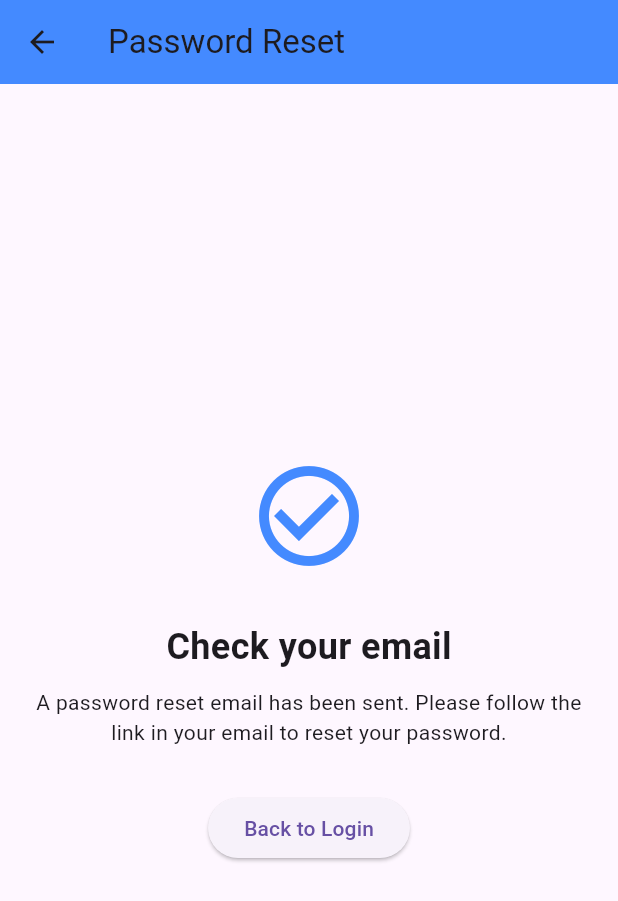
After one commit to P-KL20/on_point, a Flutter app: the ResetConfirmationScreen screen opened by its route, on a phone screen of 412 x 824 dp. The commit adds this screen. Shown: the top 901 px of the screen. Run offline on Flutter 3.47's test engine with Material 3 defaults, Android fonts, the phone set to English and light mode, and no system bars; our stand-ins replace cloud_firestore, firebase_auth, firebase_core, logger; accounts and stored records are empty; network calls fail.

Commit message:
Implement password reset via email and reset confirmation screen

```diff
--- a/lib/screens/login_screen.dart
+++ b/lib/screens/login_screen.dart
@@ -8,27 +8,61 @@ class LoginScreen extends StatelessWidget {
   final TextEditingController passwordController = TextEditingController();
   final AuthService _authService = AuthService();
 
+  //Login Method
   void _login(BuildContext context) async {
     User? user = await _authService.loginWithEmailOrUsername(
-      emailController.text.trim(), // Can be either email or username
+      emailController.text.trim(),
       passwordController.text.trim(),
     );
 
     if (user != null) {
       ScaffoldMessenger.of(
         context,
-      ).showSnackBar(const SnackBar(content: Text("Login successful!")));
+      ).showSnackBar(SnackBar(content: Text("Login successful!")));
+    } else {
+      showDialog(
+        context: context,
+        builder:
+            (_) => AlertDialog(
+              title: Text("Login Error"),
+              content: Text("Invalid email/username or password."),
+              actions: [
+                TextButton(
+                  onPressed: () => Navigator.pop(context),
+                  child: Text("OK"),
+                ),
+              ],
+            ),
+      );
+    }
+  }
+
+  //Reset Password Method
+  void _resetPassword(BuildContext context) async {
+    final email = emailController.text.trim();
+
+    if (email.isEmpty) {
+      ScaffoldMessenger.of(context).showSnackBar(
+        SnackBar(content: Text("Please enter your email to reset password.")),
+      );
+      return;
+    }
+
+    bool success = await _authService.resetPassword(email);
+
+    if (success) {
+      Navigator.pushNamed(context, '/reset-confirmation');
     } else {
       showDialog(
         context: context,
         builder:
             (context) => AlertDialog(
-              title: const Text("Login Error"),
-              content: const Text("Invalid email/username or password."),
+              title: Text("Error"),
+              content: Text("Failed to send password reset email."),
               actions: [
                 TextButton(
                   onPressed: () => Navigator.pop(context),
-                  child: const Text("OK"),
+                  child: Text("OK"),
                 ),
               ],
             ),
@@ -142,8 +176,8 @@ class LoginScreen extends StatelessWidget {
                   ),
                   const SizedBox(height: 15),
                   GestureDetector(
-                    onTap: () {},
-                    child: const Text(
+                    onTap: () => _resetPassword(context),
+                    child: Text(
                       "Forgot your password?",
                       style: TextStyle(
                         color: Colors.black,
@@ -151,6 +185,7 @@ class LoginScreen extends StatelessWidget {
                       ),
                     ),
                   ),
+
                   const SizedBox(height: 20),
                   SizedBox(
                     width: double.infinity,
--- /dev/null
+++ b/lib/screens/reset_confirmation_screen.dart
@@ -0,0 +1,43 @@
+import 'package:flutter/material.dart';
+
+class ResetConfirmationScreen extends StatelessWidget {
+  @override
+  Widget build(BuildContext context) {
+    return Scaffold(
+      appBar: AppBar(
+        title: const Text('Password Reset'),
+        backgroundColor: Colors.blueAccent,
+      ),
+      body: Center(
+        child: Padding(
+          padding: const EdgeInsets.all(20),
+          child: Column(
+            mainAxisAlignment: MainAxisAlignment.center,
+            children: [
+              const Icon(
+                Icons.check_circle_outline,
+                size: 80,
+                color: Colors.blueAccent,
+              ),
+              const SizedBox(height: 30),
+              const Text(
+                'Check your email',
+                style: TextStyle(fontSize: 24, fontWeight: FontWeight.bold),
+              ),
+              const SizedBox(height: 10),
+              const Text(
+                "A password reset email has been sent. Please follow the link in your email to reset your password.",
+                textAlign: TextAlign.center,
+              ),
+              const SizedBox(height: 30),
+              ElevatedButton(
+                onPressed: () => Navigator.pop(context),
+                child: const Text("Back to Login"),
+              ),
+            ],
+          ),
+        ),
+      ),
+    );
+  }
+}
--- a/lib/services/auth_service.dart
+++ b/lib/services/auth_service.dart
@@ -1,5 +1,6 @@
 import 'package:firebase_auth/firebase_auth.dart';
 import 'package:cloud_firestore/cloud_firestore.dart';
+import 'logger_service.dart';
 
 class AuthService {
   final FirebaseAuth _auth = FirebaseAuth.instance;
@@ -15,6 +16,10 @@ class AuthService {
       UserCredential userCredential = await _auth
           .createUserWithEmailAndPassword(email: email, password: password);
 
+      // Set displayName in Firebase Auth profile
+      await userCredential.user!.updateDisplayName(username);
+      await userCredential.user!.reload();
+
       // Store additional user details (Username and Email) in Firestore
       await _firestore.collection("users").doc(userCredential.user!.uid).set({
         "username": username,
@@ -23,7 +28,7 @@ class AuthService {
 
       return userCredential.user;
     } catch (e) {
-      print("Sign Up Error: $e");
+      LoggerService.error("Sign Up Error: $e");
       return null;
     }
   }
@@ -45,7 +50,7 @@ class AuthService {
         if (query.docs.isNotEmpty) {
           email = query.docs.first["email"];
         } else {
-          print("No user found with that username.");
+          LoggerService.error("No user found with that username.");
           return null;
         }
       }
@@ -58,7 +63,7 @@ class AuthService {
 
       return userCredential.user;
     } catch (e) {
-      print("Login Error: $e");
+      LoggerService.error("Login Error: $e");
       return null;
     }
   }
@@ -67,4 +72,15 @@ class AuthService {
   Future<void> signOut() async {
     await _auth.signOut();
   }
+
+  // Password Reset Method
+  Future<bool> resetPassword(String email) async {
+    try {
+      await _auth.sendPasswordResetEmail(email: email);
+      return true;
+    } catch (e) {
+      LoggerService.error("Reset Password Error: $e");
+      return false;
+    }
+  }
 }
--- a/pubspec.yaml
+++ b/pubspec.yaml
@@ -37,6 +37,7 @@ dependencies:
   firebase_core: ^3.12.1
   firebase_auth: ^5.5.1
   cloud_firestore: ^5.6.5
+  logger: ^2.5.0
 
 dev_dependencies:
   flutter_test:
```
Also changed, not shown: lib/main.dart (+11 -1 lines), lib/services/logger_service.dart (added, +21 -0 lines), pubspec.lock.
